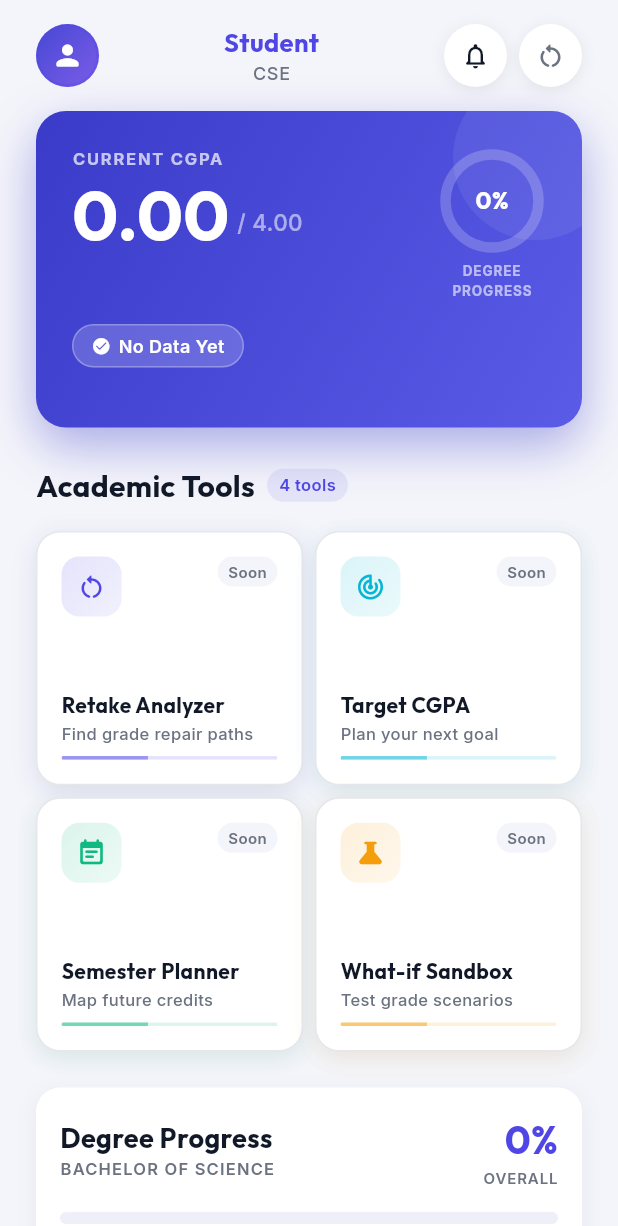
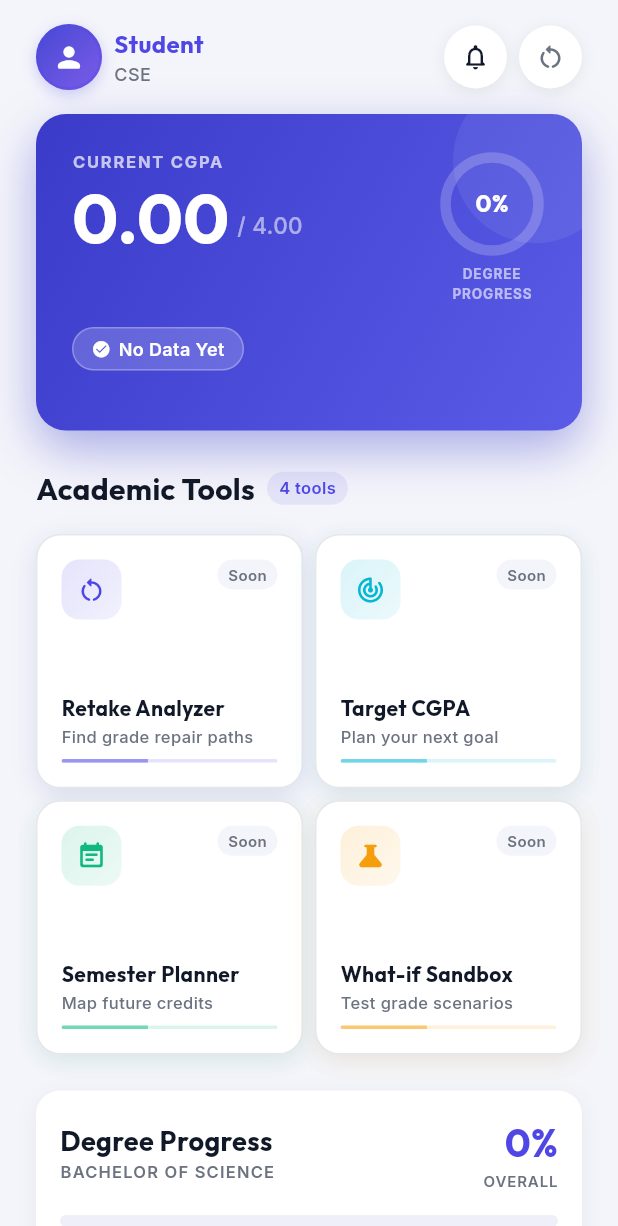
Before and after one commit to jaherunhasanrimon/diu_cgpa_tracker, a Flutter app: the DashboardScreen screen opened by its route, on a phone screen of 412 x 824 dp. Shown: the top 1226 px of the screen. Run offline on Flutter 3.47's test engine with Material 3 defaults, Android fonts, the phone set to English and light mode, and no system bars; our stand-ins replace equatable, firebase_auth, firebase_core, flutter_animate, flutter_riverpod, go_router and 3 more; accounts and stored records are empty.

Commit message:
refactor: remove student ID from dashboard app bar and add account sheet trigger to avatar

```diff
--- a/lib/features/dashboard/presentation/dashboard_screen.dart
+++ b/lib/features/dashboard/presentation/dashboard_screen.dart
@@ -212,13 +212,11 @@ class DashboardScreen extends ConsumerWidget {
 // ─────────────────────────────────────────────────────────────────────────────
 class _AppBar extends StatelessWidget {
   final String userName;
-  final String studentId;
   final String department;
   final Future<void> Function() onReset;
 
   const _AppBar({
     required this.userName,
-    required this.studentId,
     required this.department,
     required this.onReset,
   });
@@ -230,10 +228,12 @@ class _AppBar extends StatelessWidget {
           AppSpacing.lg, AppSpacing.md, AppSpacing.lg, AppSpacing.sm),
       child: Row(
         children: [
-          // Profile avatar
-          Container(
-            width: 42,
-            height: 42,
+          // Account avatar (tappable)
+          GestureDetector(
+            onTap: () => _showAccountSheet(context),
+            child: Container(
+              width: 44,
+              height: 44,
               decoration: BoxDecoration(
                 shape: BoxShape.circle,
                 gradient: const LinearGradient(
@@ -245,30 +245,45 @@ class _AppBar extends StatelessWidget {
                   color: AppColors.primary.withValues(alpha: 0.3),
                   width: 2,
                 ),
+                boxShadow: [
+                  BoxShadow(
+                    color: AppColors.primary.withValues(alpha: 0.25),
+                    blurRadius: 8,
+                    offset: const Offset(0, 3),
+                  ),
+                ],
               ),
               child: const Icon(Icons.person_rounded,
                   size: 22, color: Colors.white),
             ),
+          ),
 
-          // Centered title
+          const SizedBox(width: AppSpacing.sm),
+
+          // Name + department (left-aligned, no ID)
           Expanded(
             child: Column(
+              crossAxisAlignment: CrossAxisAlignment.start,
               children: [
                 Text(
                   userName,
+                  maxLines: 1,
+                  overflow: TextOverflow.ellipsis,
                   style: GoogleFonts.outfit(
-                    fontSize: 17,
+                    fontSize: 16,
                     fontWeight: FontWeight.w700,
                     color: AppColors.primary,
                   ),
                 ),
                 Text(
-                  studentId.isNotEmpty ? '$department · $studentId' : department,
+                  department,
+                  maxLines: 1,
+                  overflow: TextOverflow.ellipsis,
                   style: GoogleFonts.inter(
                     fontSize: 12,
                     fontWeight: FontWeight.w500,
                     color: AppColors.textSecondary,
-                    letterSpacing: 0.5,
+                    letterSpacing: 0.3,
                   ),
                 ),
               ],
```
Lines whose indentation alone changed are shown as unchanged.
